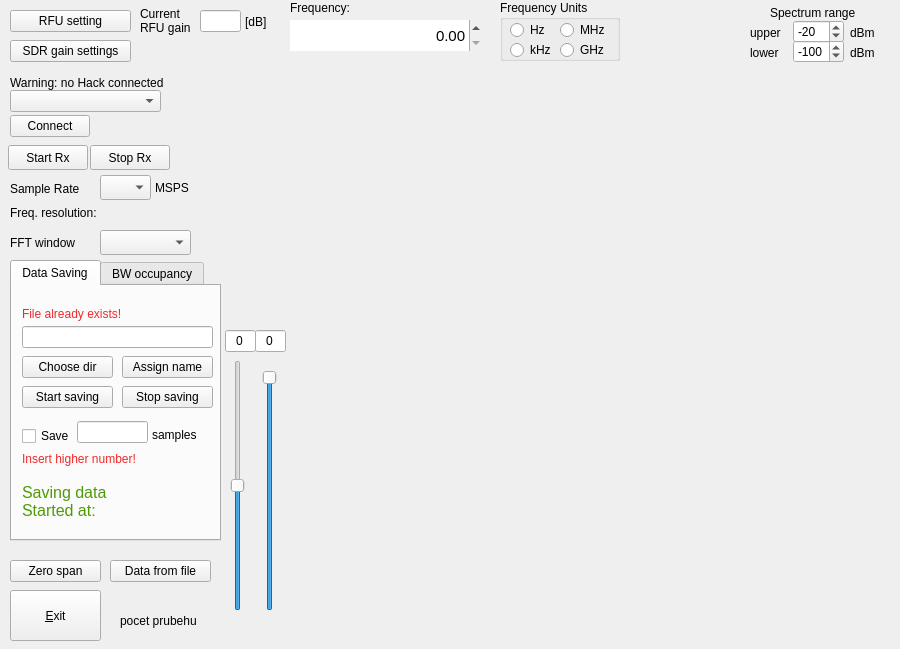
Before: the Qt Designer form mainwindow.ui in petrsvobodnik/DP, drawn with Qt 5.
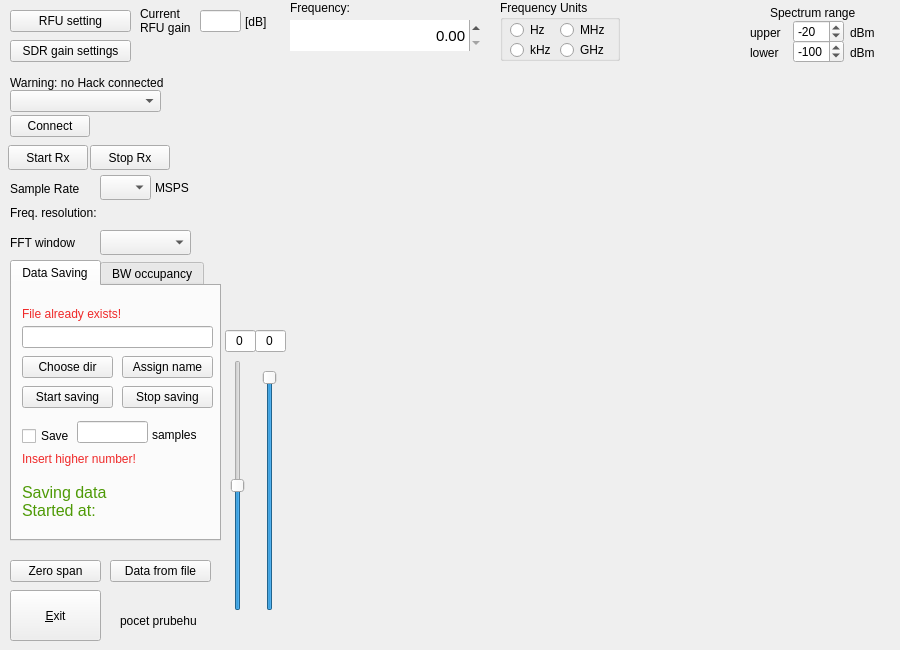
After: the same form once the commit is applied. Custom widgets are drawn as their Qt base class.

Diff of the .ui file:
```diff
--- a/mainwindow.ui
+++ b/mainwindow.ui
@@ -7,7 +7,7 @@
     <x>0</x>
     <y>0</y>
     <width>900</width>
-    <height>649</height>
+    <height>650</height>
    </rect>
   </property>
   <property name="windowTitle">
```
